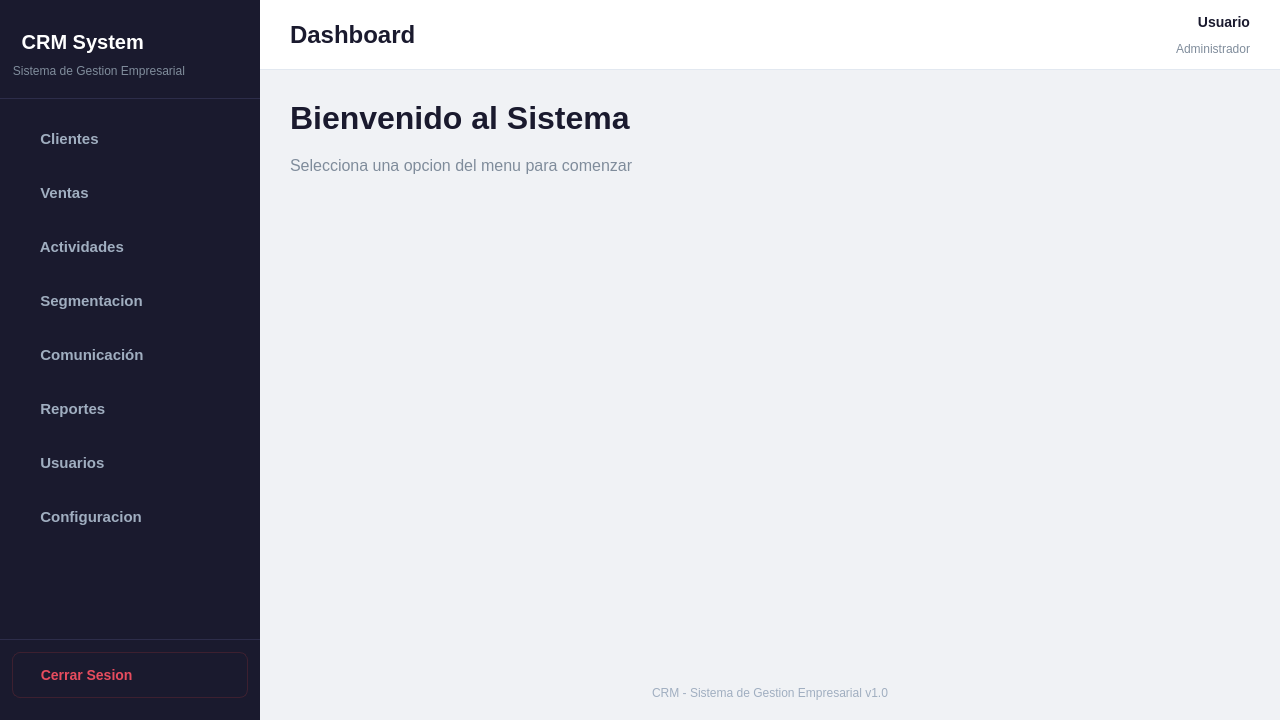
The window that app/views/ui/main/main_view.ui (DataDave-Dev/CRM-Portable) describes before a commit, drawn with Qt 5.
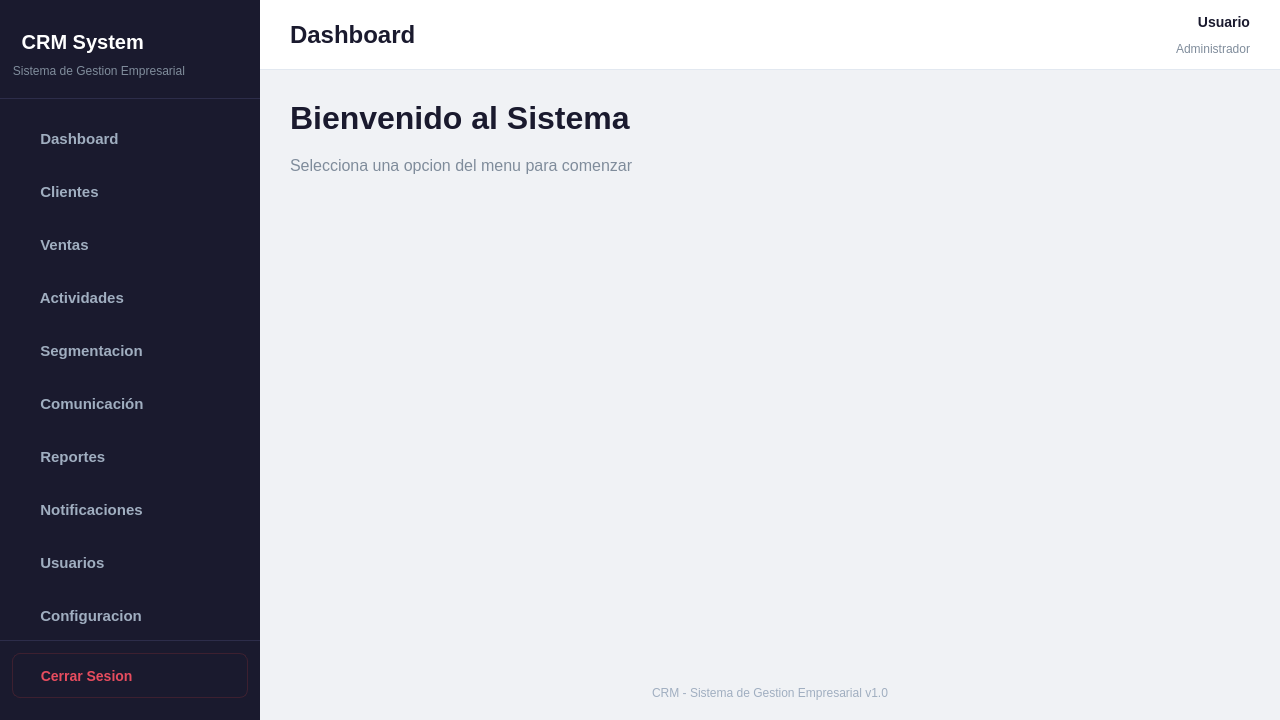
The same window after the commit.

Commit message: feat: Add a new "Dashboard" section to the main page within the main_view module. The Dashboard should serve as the primary landing section and display an overview of key information relevant to the user.

```diff
--- a/app/views/ui/main/main_view.ui
+++ b/app/views/ui/main/main_view.ui
@@ -51,7 +51,7 @@
 }
 
 /* Sidebar buttons base */
-#btnClientes, #btnVentas, #btnActividades, #btnSegmentacion, #btnComunicacion, #btnReportes, #btnUsuarios, #btnConfiguracion {
+#btnDashboard, #btnClientes, #btnVentas, #btnActividades, #btnSegmentacion, #btnComunicacion, #btnReportes, #btnNotificaciones, #btnUsuarios, #btnConfiguracion {
     background-color: transparent;
     color: #a0aec0;
     font-size: 15px;
@@ -231,6 +231,32 @@
          </property>
         </spacer>
        </item>
+       <item>
+        <widget class="QPushButton" name="btnDashboard">
+         <property name="cursor">
+          <cursorShape>PointingHandCursor</cursorShape>
+         </property>
+         <property name="text">
+          <string>  Dashboard</string>
+         </property>
+        </widget>
+       </item>
+       <item>
+        <spacer name="navSpacer1">
+         <property name="orientation">
+          <enum>Qt::Vertical</enum>
+         </property>
+         <property name="sizeType">
+          <enum>QSizePolicy::Fixed</enum>
+         </property>
+         <property name="sizeHint" stdset="0">
+          <size>
+           <width>20</width>
+           <height>4</height>
+          </size>
+         </property>
+        </spacer>
+       </item>
        <item>
         <widget class="QPushButton" name="btnClientes">
          <property name="cursor">
@@ -387,6 +413,32 @@
          </property>
         </spacer>
        </item>
+       <item>
+        <widget class="QPushButton" name="btnNotificaciones">
+         <property name="cursor">
+          <cursorShape>PointingHandCursor</cursorShape>
+         </property>
+         <property name="text">
+          <string>  Notificaciones</string>
+         </property>
+        </widget>
+       </item>
+       <item>
+        <spacer name="navSpacer5c">
+         <property name="orientation">
+          <enum>Qt::Vertical</enum>
+         </property>
+         <property name="sizeType">
+          <enum>QSizePolicy::Fixed</enum>
+         </property>
+         <property name="sizeHint" stdset="0">
+          <size>
+           <width>20</width>
+           <height>4</height>
+          </size>
+         </property>
+        </spacer>
+       </item>
        <item>
         <widget class="QPushButton" name="btnUsuarios">
          <property name="cursor">
```
Left out of the diff: 2 changed lines with no effect on the pictures. The commit also changes 4 other files.
